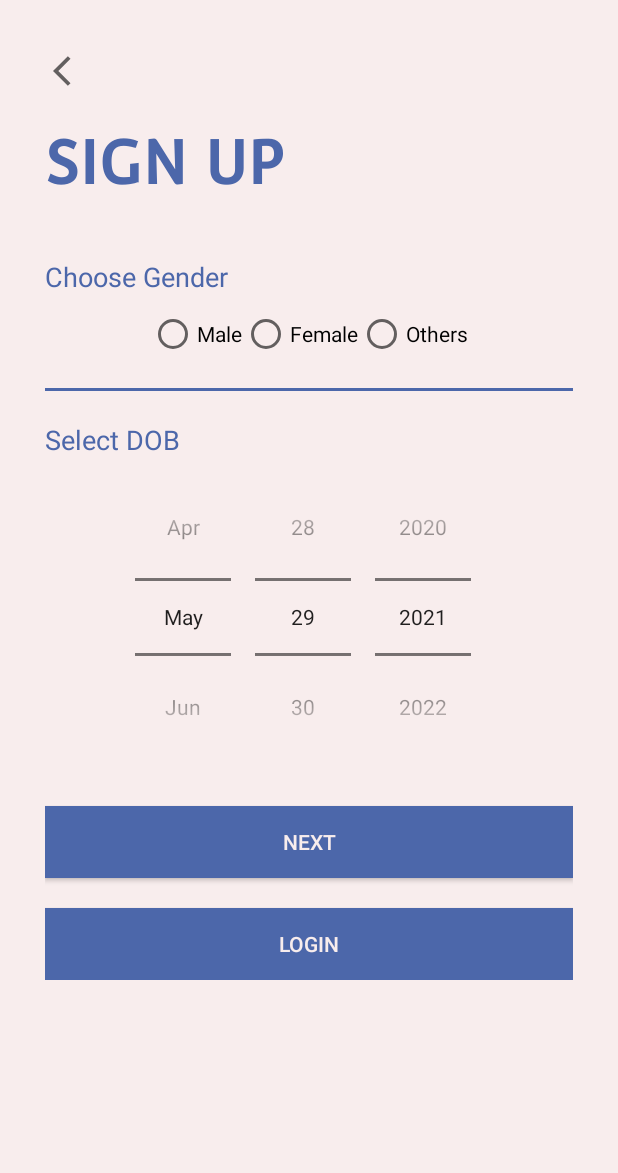
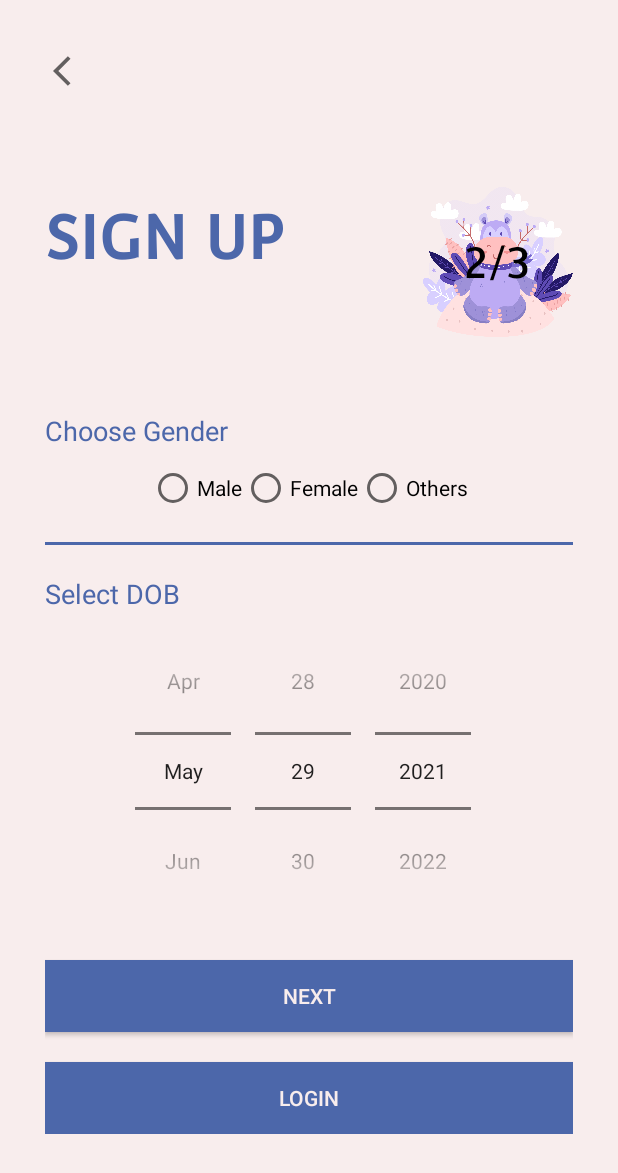
Before and after one commit to vjthevision/MindWind, an Android app: the SignUp screen opened directly, with no data from a screen before it, after a tap on "NEXT", on a phone screen of 412 x 824 dp. Shown: the top 1173 px of the screen. Run offline under Robolectric (Android 15) with nearby library versions, the phone set to English and light mode, and no system bars; Roboto replaces fonts that are not available here.

Commit message:
Second Commit

```diff
--- a/app/src/main/java/com/example/mindwind/Common/LoginSignup/SignUp.java
+++ b/app/src/main/java/com/example/mindwind/Common/LoginSignup/SignUp.java
@@ -20,7 +20,7 @@ public class SignUp extends AppCompatActivity {
 
     ImageView backBtn;
     Button next, login;
-    TextView titleText;
+    TextView titleText,slideText;
 
     //Get Data Variables
     TextInputLayout fullName, username, email, password;
@@ -35,6 +35,7 @@ public class SignUp extends AppCompatActivity {
         next = findViewById(R.id.signup_next_btn);
         login = findViewById(R.id.signup_login_btn);
         titleText = findViewById(R.id.signup_title_text);
+        slideText =findViewById(R.id.signup_slide_text);
 
         //Hooks for Data Variable
         fullName = findViewById(R.id.signup_fullname);
@@ -60,12 +61,13 @@ public class SignUp extends AppCompatActivity {
         String username = getIntent().getStringExtra("username");
         String password = getIntent().getStringExtra("password");
 
-        Pair[] pairs = new Pair[4];
+        Pair[] pairs = new Pair[5];
 
         pairs[0] = new Pair<View, String>(backBtn, "transition_back_arrow_btn");
         pairs[1] = new Pair<View, String>(next, "transition_next_btn");
         pairs[2] = new Pair<View, String>(login, "transition_signup_btn");
         pairs[3] = new Pair<View, String>(titleText, "transition_title_btn");
+        pairs[4] = new Pair<View, String>(slideText, "transition_slide_text");
 
         if (android.os.Build.VERSION.SDK_INT >= android.os.Build.VERSION_CODES.LOLLIPOP) {
             ActivityOptions options = ActivityOptions.makeSceneTransitionAnimation(SignUp.this, pairs);
--- a/app/src/main/res/layout/activity_sign_up2nd_class.xml
+++ b/app/src/main/res/layout/activity_sign_up2nd_class.xml
@@ -12,15 +12,17 @@
         android:layout_width="match_parent"
         android:layout_height="wrap_content"
         android:orientation="vertical">
-
         <ImageView
-            android:id="@+id/signup_back_btn"
+            android:id="@+id/signup_back_button"
             android:layout_width="wrap_content"
             android:layout_height="wrap_content"
             android:padding="5dp"
             android:src="@drawable/back"
             android:transitionName="transition_back_arrow_btn"/>
-
+        <RelativeLayout
+            android:layout_width="match_parent"
+            android:layout_height="wrap_content"
+            android:layout_marginTop="50dp">
         <TextView
             android:id="@+id/signup_title_text"
             android:layout_width="wrap_content"
@@ -34,6 +36,23 @@
             android:textSize="40sp"
             android:transitionName="transition_title_text"/>
 
+            <TextView
+                android:id="@+id/signup_slide_text"
+                android:layout_width="100dp"
+                android:layout_height="100dp"
+                android:layout_marginTop="20dp"
+                android:fontFamily="@font/convergence"
+                android:text="2/3"
+                android:layout_alignParentRight="true"
+                android:textColor="@color/black"
+                android:textAlignment="center"
+                android:textSize="30sp"
+                android:padding="10dp"
+                android:layout_centerVertical="true"
+                android:background="@drawable/im1"
+                android:transitionName="transition_slide_text"
+                android:gravity="center" />
+        </RelativeLayout>
         <LinearLayout
             android:layout_width="match_parent"
             android:layout_height="wrap_content"
@@ -94,9 +113,8 @@
                 android:spinnersShown="true"/>
 
         </LinearLayout>
-
         <Button
-            android:id="@+id/signup_next_btn"
+            android:id="@+id/signup_next_button"
             android:layout_width="match_parent"
             android:layout_height="wrap_content"
             android:layout_marginTop="20dp"
@@ -106,16 +124,15 @@
             android:text="@string/next_btn"
             android:textColor="@color/babypink"
             android:transitionName="transition_next_btn"/>
-
-
         <Button
-            android:id="@+id/signup_login_btn"
+            android:id="@+id/signup_login_button"
             android:layout_width="match_parent"
             android:layout_height="wrap_content"
             android:layout_marginTop="20dp"
             android:background="@color/ic_launcher_background"
             android:elevation="5dp"
             android:text="@string/login_btn"
+            android:onClick="callLoginScreen"
             android:textColor="@color/babypink"
             android:transitionName="transition_login_btn"/>
     </LinearLayout>
--- a/app/src/main/res/layout/activity_verify_otp.xml
+++ b/app/src/main/res/layout/activity_verify_otp.xml
@@ -86,7 +86,7 @@
             android:background="@color/colorPrimary"
             android:onClick="callNextScreenFromOTP"
             android:text="Verify Code"
-            android:textColor="@color/black"
+            android:textColor="@color/white"
             android:transitionName="transition_OTP_screen" />
 
 
--- a/build.gradle
+++ b/build.gradle
@@ -6,7 +6,7 @@ buildscript {
     }
     dependencies {
         classpath "com.android.tools.build:gradle:4.2.1"
-        classpath 'com.google.gms:google-services:4.3.3'
+        classpath 'com.google.gms:google-services:4.3.8'
 
         // NOTE: Do not place your application dependencies here; they belong
         // in the individual module build.gradle files
```
Also changed, not shown: app/src/main/java/com/example/mindwind/Common/LoginSignup/SignUp2ndClass.java (+19 -7 lines), app/src/main/java/com/example/mindwind/Common/LoginSignup/SignUp3rdClass.java (+10 -7 lines), app/src/main/res/layout/activity_sign_up.xml (+21 -1 lines).
